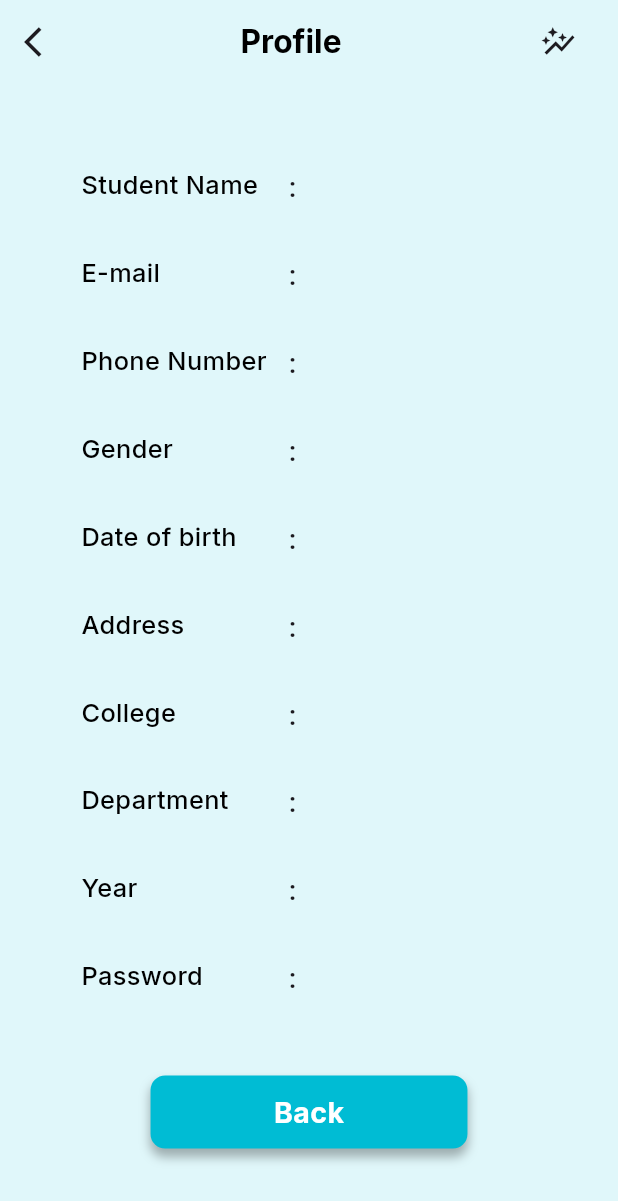
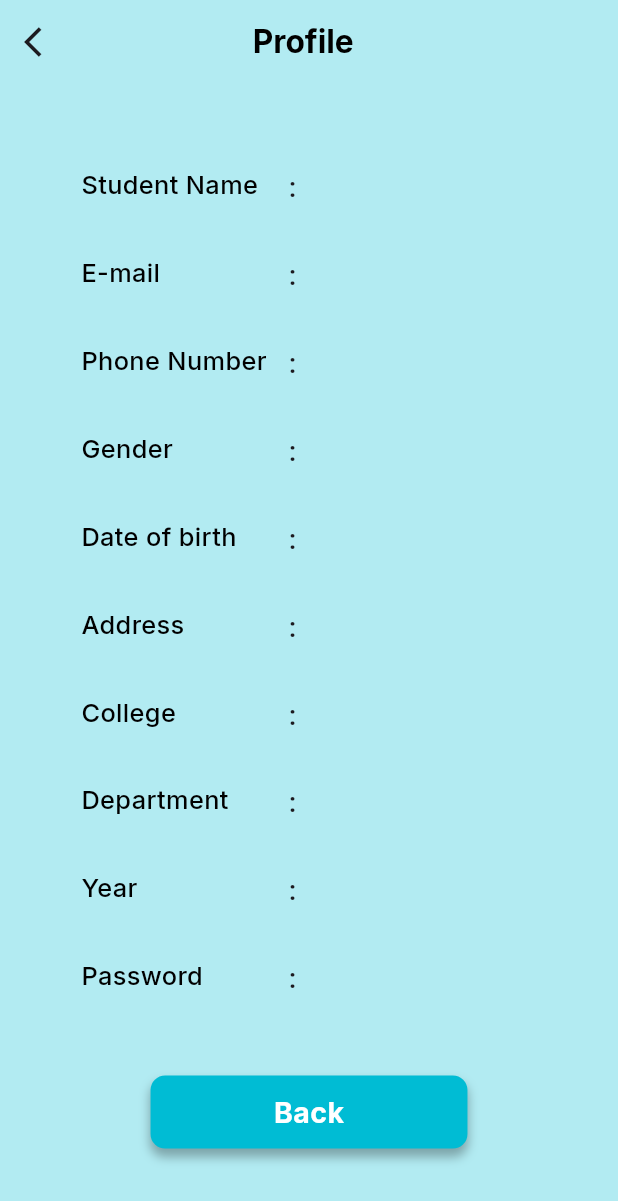
Before and after one commit to Nihala163/edulive, a Flutter app: the Viewuserprofile screen opened directly with empty values, scrolled down 152 dp, on a phone screen of 412 x 824 dp. Shown: the top 1201 px of the screen. Run offline on Flutter 3.47's test engine with Material 3 defaults, Android fonts, the phone set to English and light mode, and no system bars; our stand-ins replace carousel_slider, cloud_firestore, dropdown_button2, file_picker, firebase_core, firebase_storage and 10 more; accounts and stored records are empty; network calls fail; statements that could not run were skipped.

Commit message:
first commit

```diff
--- a/lib/Admin/View user profile.dart
+++ b/lib/Admin/View user profile.dart
@@ -17,8 +17,8 @@ class _ViewuserprofileState extends State<Viewuserprofile> {
   Widget build(BuildContext context) {
     return Scaffold(
       appBar: AppBar(
-        backgroundColor: Colors.cyan[50],
-        surfaceTintColor: Colors.cyan[50],
+        backgroundColor: Colors.cyan[100],
+        surfaceTintColor: Colors.cyan[100],
         automaticallyImplyLeading: false,
         title: Row(
           mainAxisAlignment: MainAxisAlignment.spaceBetween,
@@ -35,19 +35,11 @@ class _ViewuserprofileState extends State<Viewuserprofile> {
                   fontWeight: FontWeight.bold,
                   color: Colors.black),
             ),
-            IconButton(
-                onPressed: () {
-                  Navigator.push(
-                      context,
-                      MaterialPageRoute(
-                        builder: (context) => StudentProgress(),
-                      ));
-                },
-                icon: Icon(Icons.auto_graph))
+         SizedBox(width: 30.w,)
           ],
         ),
       ),
-      backgroundColor: Colors.cyan[50],
+      backgroundColor: Colors.cyan[100],
 
       //==========================================================================================================
 
```
Also changed, not shown: lib/Admin/View user login.dart (+6 -5 lines).
